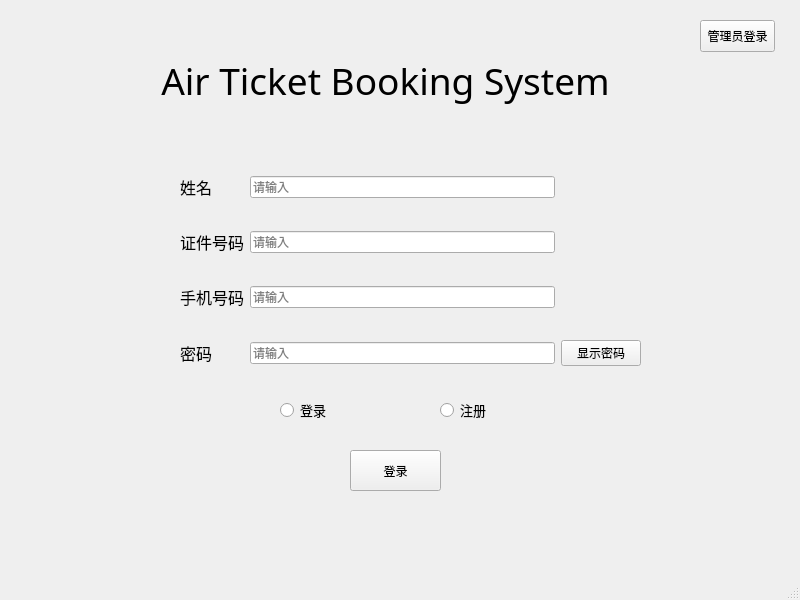
The window that MainWindow.ui (jerryzhu1229/AirTicketBookingSystem) describes before a commit, drawn with Qt 5.
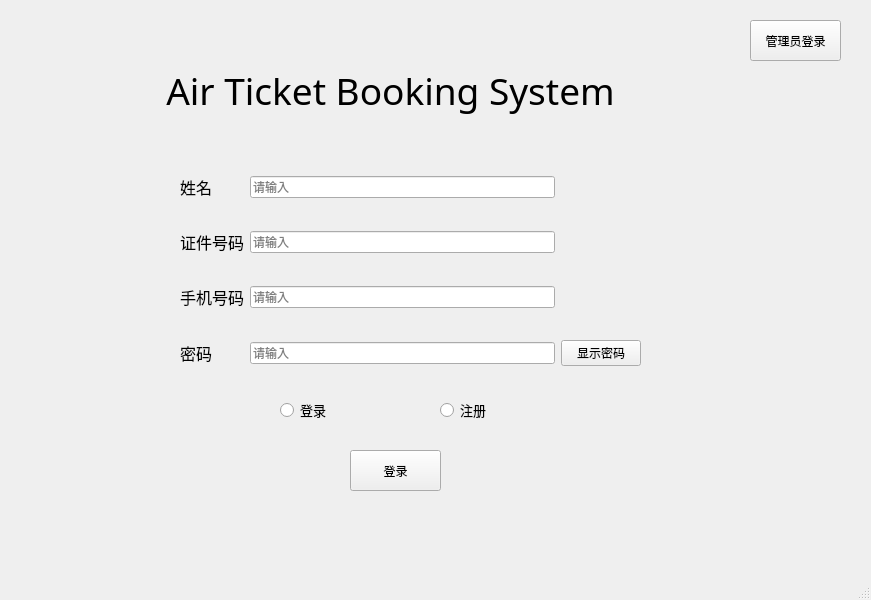
The same window after the commit. Icons and pictures are not drawn.

```diff
--- a/MainWindow.ui
+++ b/MainWindow.ui
@@ -6,7 +6,7 @@
    <rect>
     <x>0</x>
     <y>0</y>
-    <width>800</width>
+    <width>871</width>
     <height>600</height>
    </rect>
   </property>
@@ -17,10 +17,10 @@
    <widget class="QLabel" name="title_label">
     <property name="geometry">
      <rect>
-      <x>80</x>
+      <x>40</x>
       <y>20</y>
-      <width>611</width>
-      <height>121</height>
+      <width>701</width>
+      <height>141</height>
      </rect>
     </property>
     <property name="font">
@@ -937,10 +937,10 @@
    <widget class="QPushButton" name="admin_login_pushButton">
     <property name="geometry">
      <rect>
-      <x>700</x>
+      <x>750</x>
       <y>20</y>
-      <width>75</width>
-      <height>32</height>
+      <width>91</width>
+      <height>41</height>
      </rect>
     </property>
     <property name="styleSheet">
```
Left out of the diff: 4 changed lines with no effect on the pictures.
